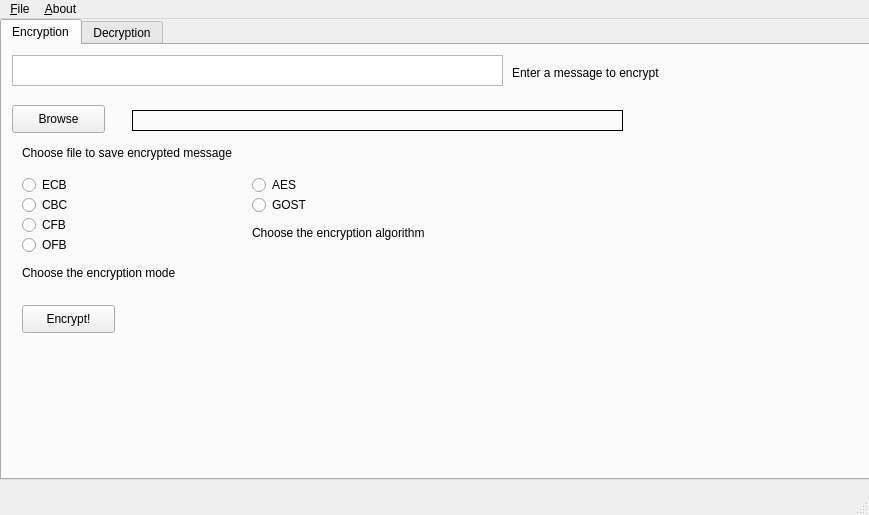
This is untitled/mainwindow.ui in grindrake/computergraphix as Qt 5 draws it before an edit. The edited form follows.
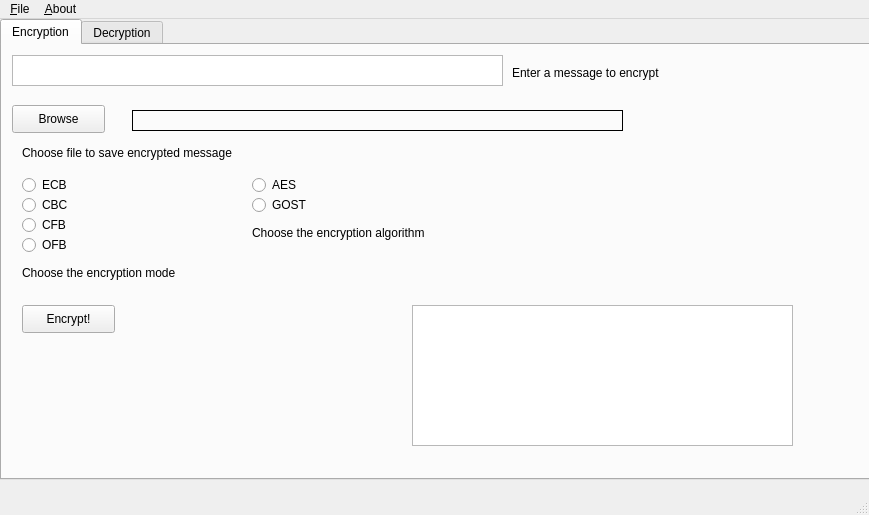
This is the edited form.

```diff
--- a/untitled/mainwindow.ui
+++ b/untitled/mainwindow.ui
@@ -222,6 +222,16 @@
        <string>Encrypt!</string>
       </property>
      </widget>
+     <widget class="QTextEdit" name="ed3">
+      <property name="geometry">
+       <rect>
+        <x>410</x>
+        <y>260</y>
+        <width>381</width>
+        <height>141</height>
+       </rect>
+      </property>
+     </widget>
     </widget>
     <widget class="QWidget" name="tab_2">
      <attribute name="title">
```
